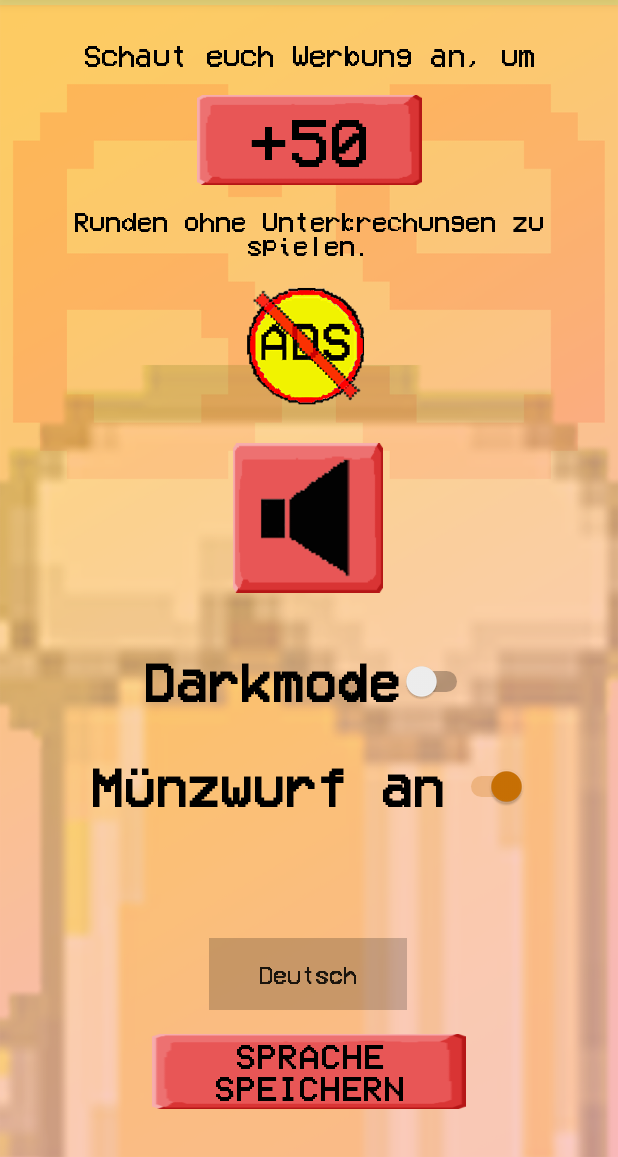
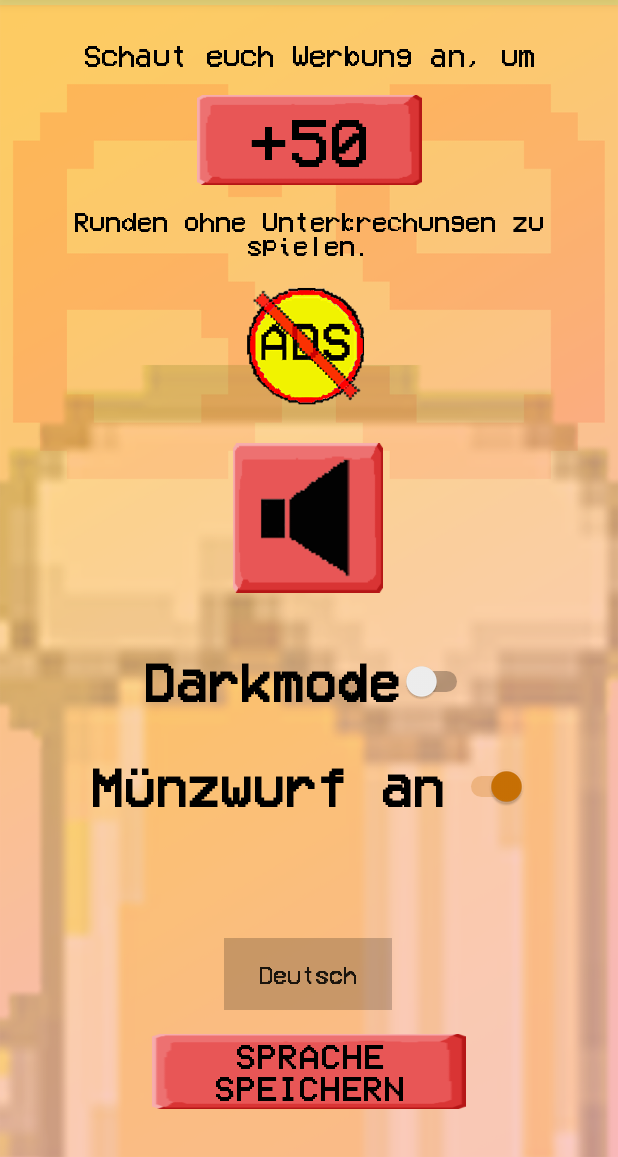
Before and after one commit to PascalWitzel/RANDrink, an Android app: the screen it shows after launch (Einstellungen), in the options menu, after a tap on "Einstellungen", on a phone screen of 412 x 824 dp, the part 79-1236 px from its top. Run offline under Robolectric (Android 15) with nearby library versions, the phone set to English and light mode, and no system bars; our stand-ins replace AdMob; libraries missing offline, so code that uses them is left out: com.android.billingclient; 5 statements that could not run were skipped.

Commit message:
Bug behoben

```diff
--- a/app/src/main/java/schulzUndWitzelGbR/App/saufio/Aufgabe.java
+++ b/app/src/main/java/schulzUndWitzelGbR/App/saufio/Aufgabe.java
@@ -117,9 +117,6 @@ public class Aufgabe extends AppCompatActivity{
         }
 
 
-        a.setKategorie("TEST kaufen");
-        a.setAufgabe("aufgabe 1 ");d.addAufgabe(a);
-        a.setAufgabe("aufgabe 2");d.addAufgabe(a);
 
 
 
--- a/app/src/main/java/schulzUndWitzelGbR/App/saufio/MainActivity.java
+++ b/app/src/main/java/schulzUndWitzelGbR/App/saufio/MainActivity.java
@@ -139,9 +139,7 @@ public class MainActivity extends AppCompatActivity implements PurchasesUpdatedL
             Aufgabe.getAddGameaufgabe(this);
             Intent i = new Intent(MainActivity.this, MainActivity.class);
         }
-        //todo: spieler löschen - Testdaten
-        Spieler.add("ICH BIN DER TEST");
-        Spieler.add("ICH 2TER");
+
         kategorie=db.getKategorien().toArray(new String[0]);
         Allgemein.checkInternetPermission(this);
         btn_start=(Button)findViewById(R.id.btn_zumSpiel);
--- a/app/src/main/res/values/strings.xml
+++ b/app/src/main/res/values/strings.xml
@@ -149,9 +149,6 @@
     <!-- Sprachen -->
     <string-array name="sprachen_lang">
         <item>Deutsch</item>>
-        <item>Englisch</item>
-        <item>Spanisch</item>
-        <item>Französisch</item>
     </string-array>
 
     <!-- Aufgaben -->
```
